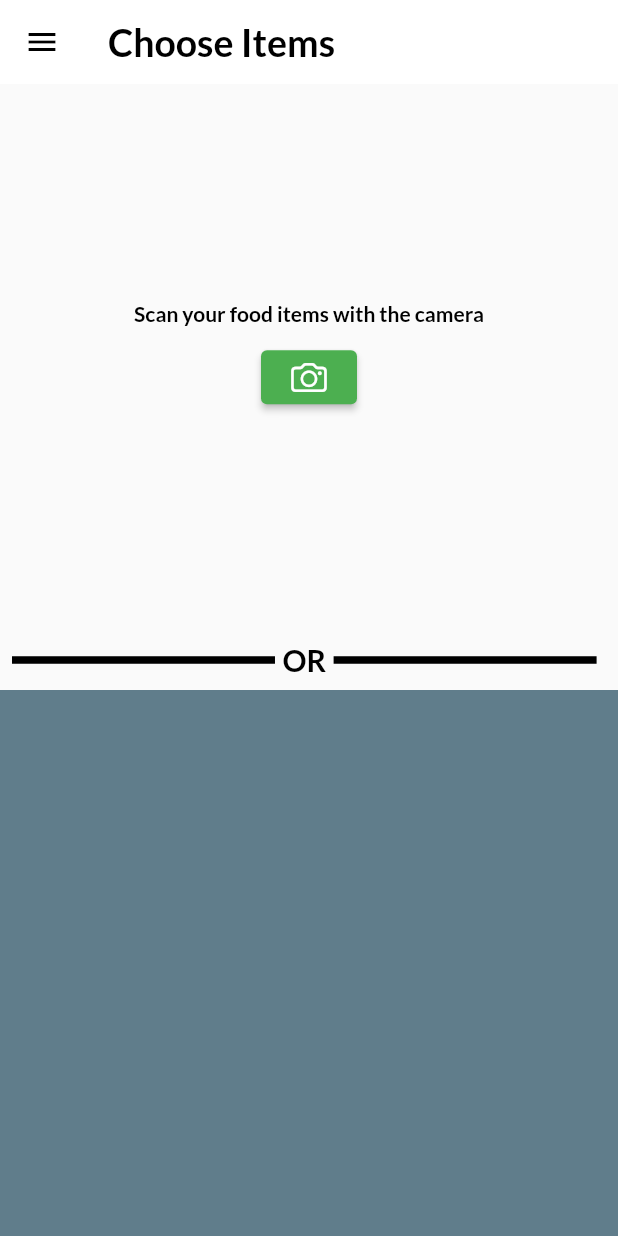
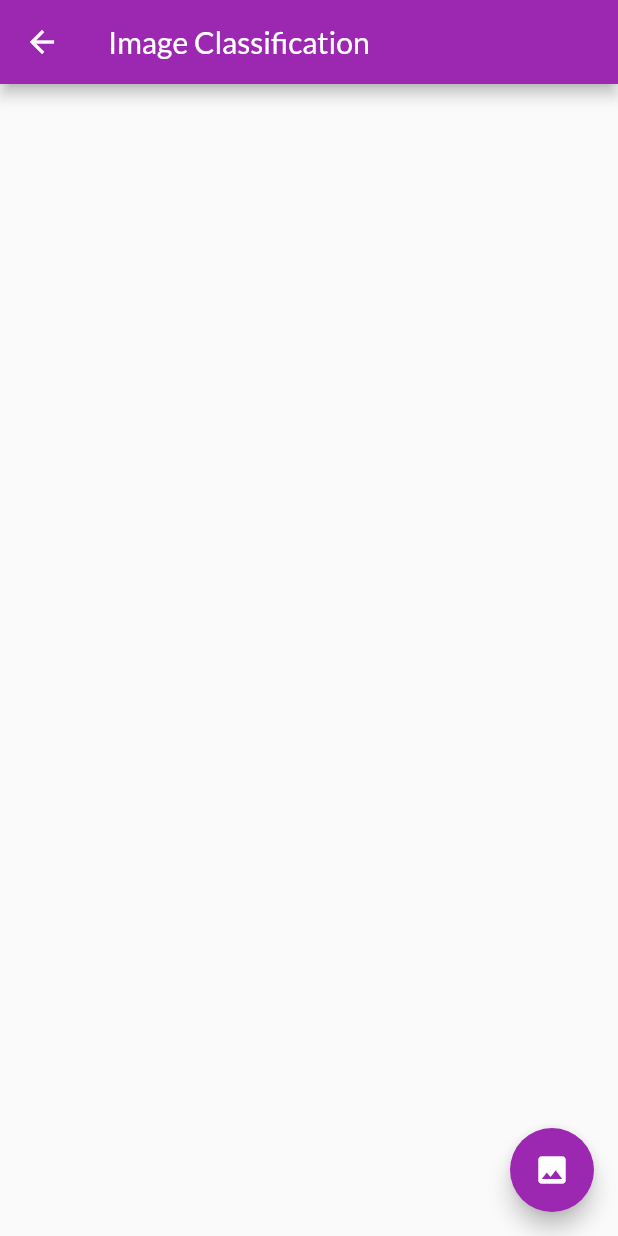
Before and after one commit to hacknitr-kifu/kifu, a Flutter app: the screen it shows after launch, after a tap on an icon or button, on a phone screen of 412 x 824 dp. Run offline on Flutter 3.47's test engine with Material 2 defaults, Android fonts, the light colour scheme and no system bars; our stand-ins replace google_fonts, google_maps_flutter, hexcolor, image_picker, simple_gradient_text; missing offline and left inert: sawo, tflite; network calls fail.

Commit message:
merged ML aspect

```diff
--- /dev/null
+++ b/app/kifu/assets/labels.txt
@@ -0,0 +1,6 @@
+0 Apple
+1 banana
+2 book
+3 roti
+4 t-shirt
+5 jeans
--- a/app/kifu/lib/main.dart
+++ b/app/kifu/lib/main.dart
@@ -1,4 +1,5 @@
 import 'package:flutter/material.dart';
+import 'package:kifu/pages/image_classifier.dart';
 import 'package:kifu/pages/login_page.dart';
 import 'package:kifu/pages/schedule.dart';
 import 'package:kifu/pages/welcome_page1.dart';
@@ -34,6 +35,7 @@ class kifuApp extends StatelessWidget {
         MyRoutes.loginRoute: (context) => LoginPage(),
         MyRoutes.homeRoute: (context) => HomePage(),
         MyRoutes.scheduleRoute: (context) => SchedulePage(),
+        MyRoutes.imageRoute: (context) => ImageClassifier()
       },
     );
   }
--- /dev/null
+++ b/app/kifu/lib/pages/image_classifier.dart
@@ -0,0 +1,164 @@
+import 'package:flutter/material.dart';
+import 'package:google_fonts/google_fonts.dart';
+import 'package:kifu/models/user_data.dart';
+import 'package:kifu/utils/routes.dart';
+import 'package:kifu/widgets/drawer.dart';
+import 'package:hexcolor/hexcolor.dart';
+import 'package:google_maps_flutter/google_maps_flutter.dart';
+import 'package:flutter/material.dart';
+import 'package:image_picker/image_picker.dart';
+import 'dart:io';
+import 'dart:async';
+import 'package:tflite/tflite.dart';
+
+class ImageClassifier extends StatefulWidget {
+  const ImageClassifier({Key? key}) : super(key: key);
+
+  @override
+  _ImageClassifierState createState() => _ImageClassifierState();
+}
+
+class _ImageClassifierState extends State<ImageClassifier> {
+  PickedFile? _image;
+  bool _loading = false;
+  List<dynamic>? _outputs;
+
+  void initState() {
+    super.initState();
+    _loading = true;
+
+    loadModel().then((value) {
+      setState(() {
+        _loading = false;
+      });
+    });
+  }
+
+//Load the Tflite model
+  loadModel() async {
+    await Tflite.loadModel(
+      model: "assets/model_unquant.tflite",
+      labels: "assets/labels.txt",
+    );
+  }
+
+  classifyImage(image) async {
+    var output = await Tflite.runModelOnImage(
+      path: image.path,
+      numResults: 2,
+      threshold: 0.5,
+      imageMean: 127.5,
+      imageStd: 127.5,
+    );
+    setState(() {
+      _loading = false;
+      //Declare List _outputs in the class which will be used to show the classified classs name and confidence
+      _outputs = output;
+    });
+  }
+
+  Future pickImage() async {
+    var image = await _picker.getImage(source: ImageSource.gallery);
+    if (image == null) return null;
+    setState(() {
+      _loading = true;
+      _image = image;
+    });
+    classifyImage(image);
+  }
+
+  final ImagePicker _picker = ImagePicker();
+
+  @override
+  Widget build(BuildContext context) {
+    return Scaffold(
+      appBar: AppBar(
+        title: const Text('Image Classification'),
+        backgroundColor: Colors.purple,
+      ),
+      body: _loading
+          ? Container(
+              alignment: Alignment.center,
+              child: CircularProgressIndicator(),
+            )
+          : Container(
+              width: MediaQuery.of(context).size.width,
+              child: Column(
+                crossAxisAlignment: CrossAxisAlignment.center,
+                mainAxisAlignment: MainAxisAlignment.center,
+                children: [
+                  _image == null ? Container() : Image.file(File(_image!.path)),
+                  SizedBox(
+                    height: 200,
+                  ),
+                  _outputs != null
+                      ? Text(
+                          '${_outputs![0]["label"]}',
+                          style: TextStyle(
+                            color: Colors.black,
+                            fontSize: 20.0,
+                            background: Paint()..color = Colors.white,
+                          ),
+                        )
+                      : Container()
+                ],
+              ),
+            ),
+      floatingActionButton: FloatingActionButton(
+        onPressed: _optiondialogbox,
+        backgroundColor: Colors.purple,
+        child: Icon(Icons.image),
+      ),
+    );
+  }
+
+  //camera method
+  Future<void> _optiondialogbox() {
+    return showDialog(
+        context: context,
+        builder: (BuildContext context) {
+          return AlertDialog(
+            backgroundColor: Colors.purple,
+            content: SingleChildScrollView(
+              child: ListBody(
+                children: <Widget>[
+                  GestureDetector(
+                    child: Text(
+                      "Take a Picture",
+                      style: TextStyle(color: Colors.white, fontSize: 20.0),
+                    ),
+                    onTap: openCamera,
+                  ),
+                  Padding(padding: EdgeInsets.all(10.0)),
+                  GestureDetector(
+                    child: Text(
+                      "Select image ",
+                      style: TextStyle(color: Colors.white, fontSize: 20.0),
+                    ),
+                    onTap: openGallery,
+                  )
+                ],
+              ),
+            ),
+          );
+        });
+  }
+
+  Future openCamera() async {
+    var piture = await _picker.getImage(source: ImageSource.camera);
+
+    setState(() {
+      _image = piture;
+    });
+    classifyImage(piture);
+  }
+
+  //camera method
+  Future openGallery() async {
+    var piture = await _picker.getImage(source: ImageSource.gallery);
+    setState(() {
+      _image = piture;
+    });
+    classifyImage(piture);
+  }
+}
--- a/app/kifu/lib/pages/schedule.dart
+++ b/app/kifu/lib/pages/schedule.dart
@@ -62,7 +62,9 @@ class _SchedulePageState extends State<SchedulePage> {
                     height: 10,
                   ),
                   ElevatedButton(
-                    onPressed: () {},
+                    onPressed: () {
+                      Navigator.pushNamed(context, MyRoutes.imageRoute);
+                    },
                     child: Wrap(
                       children: <Widget>[
                         Icon(
--- a/app/kifu/lib/utils/routes.dart
+++ b/app/kifu/lib/utils/routes.dart
@@ -6,4 +6,5 @@ class MyRoutes {
   static String welcomeRoute3 = "/welcome3";
   static String welcomeRoute4 = "/welcome4";
   static String scheduleRoute = "/schedule";
+  static String imageRoute = "/image_classifier";
 }
--- a/app/kifu/pubspec.yaml
+++ b/app/kifu/pubspec.yaml
@@ -27,6 +27,9 @@ environment:
 # the latest version available on pub.dev. To see which dependencies have newer
 # versions available, run `flutter pub outdated`.
 dependencies:
+  image_picker:
+  tflite: ^1.1.1
+  meta: ^1.1.1
   dio:
   flutter_polyline_points:
   google_maps_flutter:
```
Also changed, not shown: app/kifu/pubspec.lock, 1 other file.
